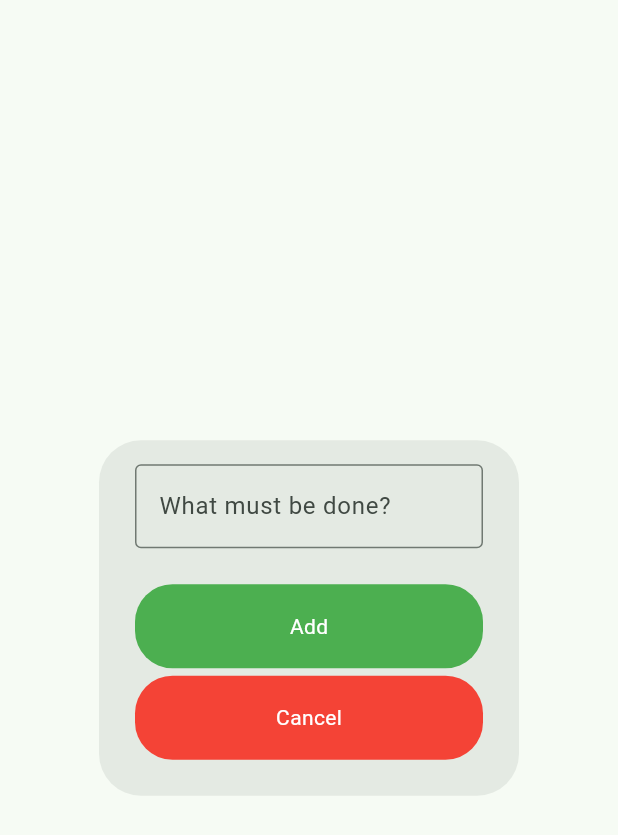
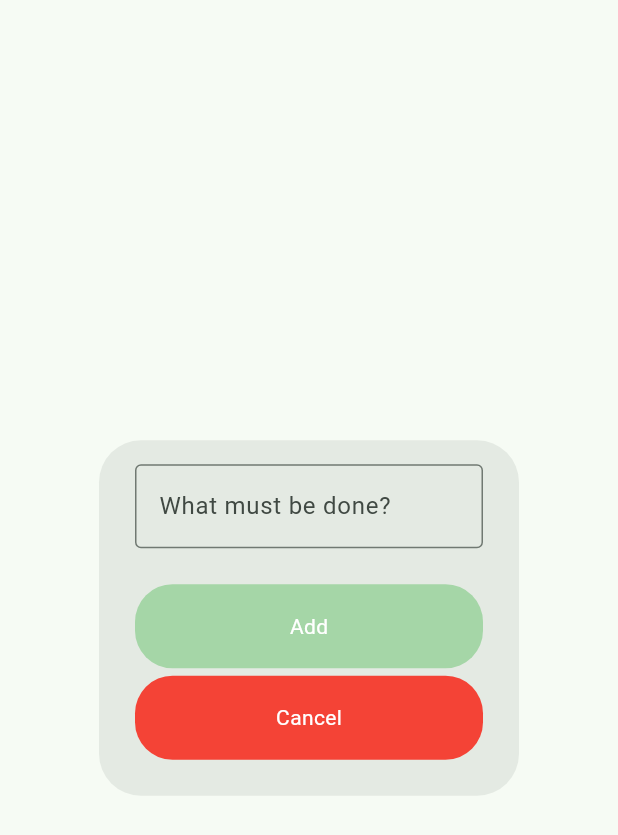
Before and after one commit to ihr1337/to_do_app, a Flutter app: the AddToDoDialog widget shown alone on an empty page, opened directly, on a phone screen of 412 x 824 dp. Shown: the top 835 px of the screen. Run offline on Flutter 3.47's test engine with Material 3 defaults, Android fonts, the phone set to English and light mode, and no system bars; our stand-ins replace hive, hive_flutter; accounts and stored records are empty.

Commit message:
- add disabled style for base button - add uuid package to generate unique ids for todos

```diff
--- a/lib/common/base_button.dart
+++ b/lib/common/base_button.dart
@@ -2,34 +2,40 @@ import 'package:flutter/material.dart';
 
 class BaseButton extends StatelessWidget {
   final String label;
+  final bool enabled;
   final BaseButtonStyle style;
+  final BaseButtonStyle? disabledStyle;
   final VoidCallback onTap;
 
   const BaseButton({
     super.key,
     required this.label,
+    this.enabled = true,
     required this.style,
+    this.disabledStyle,
     required this.onTap,
   });
 
   @override
   Widget build(BuildContext context) {
+    final buttonStyle = (enabled ? style : disabledStyle) ?? style;
+
     return SizedBox(
-      height: style.height,
+      height: buttonStyle.height,
       child: Material(
-        color: style.color,
+        color: buttonStyle.color,
         shape: RoundedRectangleBorder(
           borderRadius: BorderRadius.circular(25.0),
         ),
         clipBehavior: Clip.hardEdge,
         child: InkWell(
-          onTap: onTap,
-          highlightColor: style.highlightColor,
-          splashColor: style.highlightColor,
+          onTap: enabled ? onTap : null,
+          highlightColor: buttonStyle.highlightColor,
+          splashColor: buttonStyle.highlightColor,
           child: Center(
             child: Text(
               label,
-              style: TextStyle(color: style.labelColor),
+              style: TextStyle(color: buttonStyle.labelColor),
             ),
           ),
         ),
--- a/lib/common/widgets/add_to_do_dialog.dart
+++ b/lib/common/widgets/add_to_do_dialog.dart
@@ -33,12 +33,23 @@ class _AddToDoDialogState extends State<AddToDoDialog> {
       actions: [
         BaseButton(
           style: BaseButtonStyle.confirm(),
+          disabledStyle: BaseButtonStyle(
+            color: Colors.green[200]!,
+            highlightColor: Colors.green[200]!,
+            labelColor: Colors.white,
+          ),
           label: AppStrings.add,
+          enabled: _controller.text.isNotEmpty,
           onTap: _confirm,
         ),
         const SizedBox(height: 5),
         BaseButton(
           style: BaseButtonStyle.cancel(),
+          disabledStyle: BaseButtonStyle(
+            color: Colors.red[200]!,
+            highlightColor: Colors.red[400]!,
+            labelColor: Colors.white,
+          ),
           label: AppStrings.cancel,
           onTap: () => Navigator.pop(context, false),
         ),
@@ -55,6 +66,7 @@ class _AddToDoDialogState extends State<AddToDoDialog> {
                 border: const OutlineInputBorder(),
                 labelText: AppStrings.newToDoTitle,
               ),
+              onChanged: (value) => setState(() {}),
               minLines: 1,
               maxLines: 5,
             ),
--- a/lib/models/to_do.dart
+++ b/lib/models/to_do.dart
@@ -1,5 +1,5 @@
 class ToDo {
-  final int id;
+  final String id;
   final String label;
   final DateTime dateCreated;
   bool isDone;
--- a/pubspec.yaml
+++ b/pubspec.yaml
@@ -17,6 +17,7 @@ dependencies:
   hive: ^2.2.3
   hive_flutter: ^1.1.0
   provider: ^6.1.2
+  uuid: ^4.5.1
 
 dev_dependencies:
   flutter_test:
```
Also changed, not shown: lib/common/widgets/to_do_item.dart (+8 -17 lines), lib/state/to_do_list_notifier.dart (+14 -6 lines), pubspec.lock.
